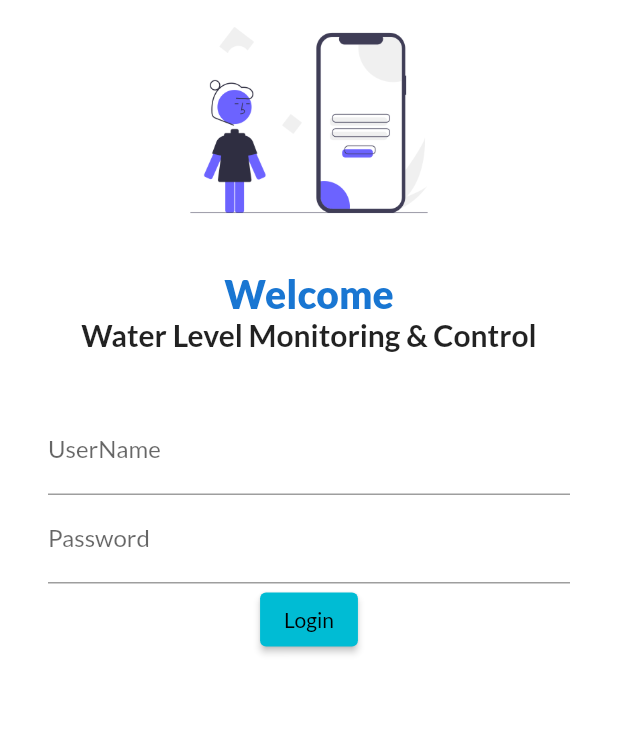
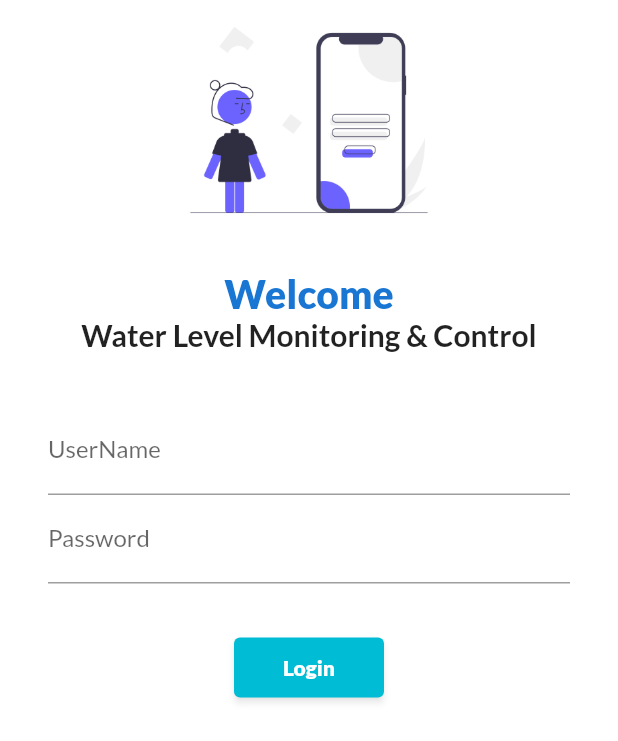
Before and after one commit to NimraZeeshan/flutter_codepur_practice, a Flutter app: the screen it shows after launch, on a phone screen of 412 x 824 dp. Shown: the top 741 px of the screen. Run offline on Flutter 3.47's test engine with Material 2 defaults, Android fonts, the phone set to English and light mode, and no system bars; our stand-ins replace google_fonts.

Commit message:
Login Leads to Home Page

```diff
--- a/lib/Screens/login_page.dart
+++ b/lib/Screens/login_page.dart
@@ -1,4 +1,5 @@
 import 'package:flutter/material.dart';
+import 'package:flutter_codepur_practice/utils/routes.dart';
 
 class LoginPage extends StatelessWidget {
   const LoginPage({Key? key}) : super(key: key);
@@ -7,6 +8,7 @@ class LoginPage extends StatelessWidget {
   Widget build(BuildContext context) {
     return Material(
         color: Colors.white,
+        child: SingleChildScrollView(
           child: Column(
             children: [
               Image.asset("assets/images/Login_image.png",
@@ -34,7 +36,8 @@ class LoginPage extends StatelessWidget {
                 height: 20,
               ),
               Padding(
-              padding: const EdgeInsets.symmetric(vertical: 16, horizontal: 32),
+                padding:
+                    const EdgeInsets.symmetric(vertical: 16, horizontal: 32),
                 child: Column(
                   children: [
                     TextFormField(
@@ -50,17 +53,27 @@ class LoginPage extends StatelessWidget {
                         labelText: 'Password',
                       ),
                     ),
-                  ElevatedButton(
+                    Padding(
+                      padding: const EdgeInsets.symmetric(
+                          vertical: 32, horizontal: 32),
+                      child: ElevatedButton(
                         onPressed: () {
-                      print("Hi Nimra");
+                          Navigator.pushNamed(context, MyRoutes.homeRoute);
                         },
-                    child: Text('Login'),
-                    style: TextButton.styleFrom(),
+                        child: Text('Login',
+                            style: TextStyle(
+                                color: Colors.white,
+                                fontWeight: FontWeight.w900)),
+                        style: TextButton.styleFrom(
+                            shadowColor: Colors.black45,
+                            minimumSize: Size(100, 40)),
+                      ),
                     ),
                   ],
                 ),
               )
             ],
+          ),
         ));
   }
 }
--- a/lib/main.dart
+++ b/lib/main.dart
@@ -1,6 +1,7 @@
 import 'package:flutter/material.dart';
 import 'package:flutter_codepur_practice/Screens/home_page.dart';
 import 'package:flutter_codepur_practice/Screens/login_page.dart';
+import 'package:flutter_codepur_practice/utils/routes.dart';
 import 'package:google_fonts/google_fonts.dart';
 
 void main() {
@@ -20,8 +21,8 @@ class MyApp extends StatelessWidget {
       initialRoute: "/",
       routes: {
         "/": (context) => LoginPage(),
-        "/home": (context) => Homepage(),
-        "/login": (context) => LoginPage()
+        MyRoutes.homeRoute: (context) => Homepage(),
+        MyRoutes.loginRoute: (context) => LoginPage()
       },
     );
   }
--- /dev/null
+++ b/lib/utils/routes.dart
@@ -0,0 +1,4 @@
+class MyRoutes {
+  static String loginRoute = '/login';
+  static String homeRoute = '/home';
+}
```
Lines whose indentation alone changed are shown as unchanged.
